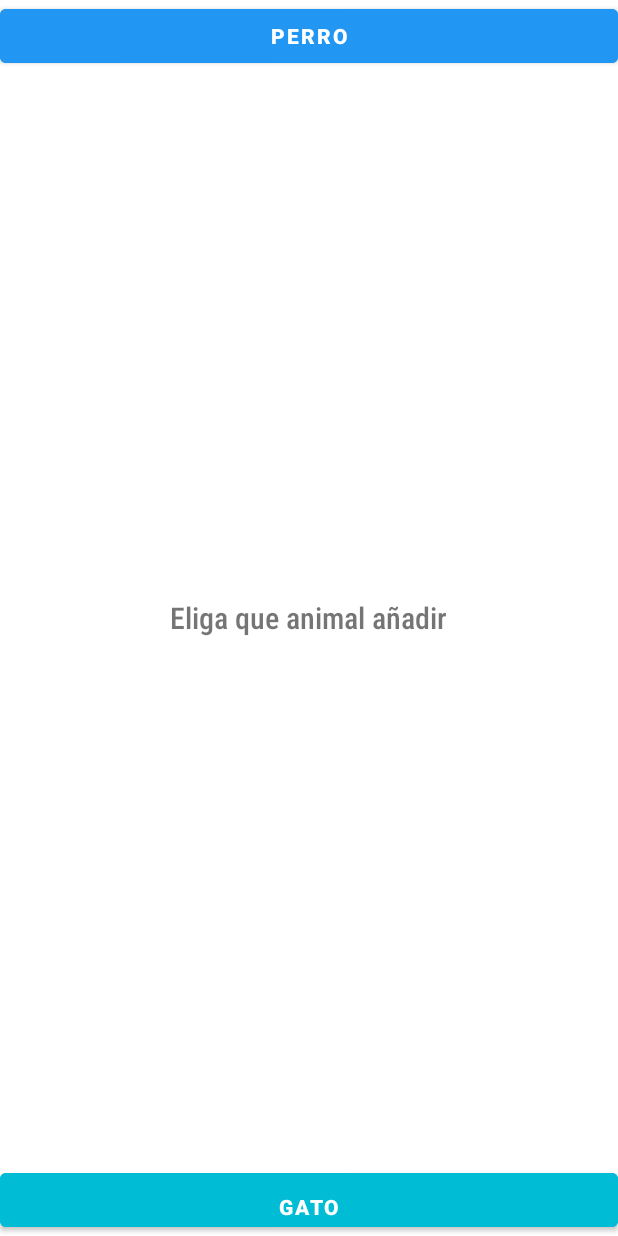
After one commit to KevinB00/FidoFriend, an Android app: the NuevaMascota screen opened directly, with no data from a screen before it, on a phone screen of 412 x 824 dp. The commit adds this screen. Run offline under Robolectric (Android 15) with nearby library versions, the phone set to English and light mode, and no system bars.

Commit message:
Cambiando viewmodel + añadiendo mascota

```diff
--- a/app/src/main/java/com/kevinbuenano/fidofriend/ui/LoginActivity.kt
+++ b/app/src/main/java/com/kevinbuenano/fidofriend/ui/LoginActivity.kt
@@ -5,9 +5,11 @@ import android.os.Bundle
 import android.widget.Toast
 import androidx.appcompat.app.AppCompatActivity
 import androidx.lifecycle.ViewModelProvider
+import androidx.lifecycle.viewmodel.CreationExtras
 import com.kevinbuenano.fidofriend.database.viewmodel.UsuarioViewModel
 import com.kevinbuenano.fidofriend.databinding.ActivityLoginBinding
 import com.kevinbuenano.fidofriend.ui.home.MenuActivity
+
 
 class LoginActivity : AppCompatActivity() {
     private lateinit var binding: ActivityLoginBinding
@@ -19,8 +21,8 @@ class LoginActivity : AppCompatActivity() {
         super.onCreate(savedInstanceState)
         setContentView(ActivityLoginBinding.inflate(layoutInflater).also { binding = it }.root)
 
-        usuarioViewModel = ViewModelProvider(this)[UsuarioViewModel::class.java]
-
+        val factory = ViewModelProvider.AndroidViewModelFactory(application)
+        usuarioViewModel = factory.create(UsuarioViewModel::class.java, CreationExtras.Empty)
         usuarioViewModel.sesionUsuarioLD.observe(this){
             usuario_nombre = it.nombre
         }
--- a/app/src/main/java/com/kevinbuenano/fidofriend/ui/home/PerfilFragment.kt
+++ b/app/src/main/java/com/kevinbuenano/fidofriend/ui/home/PerfilFragment.kt
@@ -7,6 +7,8 @@ import android.view.ViewGroup
 import android.widget.Toast
 import androidx.fragment.app.Fragment
 import androidx.lifecycle.ViewModelProvider
+import androidx.navigation.navGraphViewModels
+import com.kevinbuenano.fidofriend.R
 import com.kevinbuenano.fidofriend.database.entities.UsuarioEntity
 import com.kevinbuenano.fidofriend.database.viewmodel.UsuarioViewModel
 import com.kevinbuenano.fidofriend.databinding.FragmentPerfilBinding
@@ -23,7 +25,7 @@ import com.kevinbuenano.fidofriend.databinding.FragmentPerfilBinding
 class PerfilFragment : Fragment() {
     lateinit var binding: FragmentPerfilBinding
     lateinit var usuario: UsuarioEntity
-    lateinit var usuarioViewModel: UsuarioViewModel
+    private val usuarioViewModel: UsuarioViewModel by navGraphViewModels(R.id.menu_graph_xml)
 
     override fun onCreateView(
         inflater: LayoutInflater, container: ViewGroup?,
@@ -35,7 +37,6 @@ class PerfilFragment : Fragment() {
 
     override fun onViewCreated(view: View, savedInstanceState: Bundle?) {
         super.onViewCreated(view, savedInstanceState)
-        usuarioViewModel = ViewModelProvider(requireActivity()).get(UsuarioViewModel::class.java)
 
         usuarioViewModel.updateUsuarioLD.observe(viewLifecycleOwner) {
             if (it == null) {
--- /dev/null
+++ b/app/src/main/java/com/kevinbuenano/fidofriend/ui/newPet/NuevaMascota.kt
@@ -0,0 +1,12 @@
+package com.kevinbuenano.fidofriend.ui.newPet
+
+import androidx.appcompat.app.AppCompatActivity
+import android.os.Bundle
+import com.kevinbuenano.fidofriend.R
+
+class NuevaMascota : AppCompatActivity() {
+    override fun onCreate(savedInstanceState: Bundle?) {
+        super.onCreate(savedInstanceState)
+        setContentView(R.layout.activity_nueva_mascota)
+    }
+}
--- /dev/null
+++ b/app/src/main/java/com/kevinbuenano/fidofriend/ui/newPet/TipoMascotaFragment.kt
@@ -0,0 +1,60 @@
+package com.kevinbuenano.fidofriend.ui.newPet
+
+import android.os.Bundle
+import androidx.fragment.app.Fragment
+import android.view.LayoutInflater
+import android.view.View
+import android.view.ViewGroup
+import com.kevinbuenano.fidofriend.R
+
+// TODO: Rename parameter arguments, choose names that match
+// the fragment initialization parameters, e.g. ARG_ITEM_NUMBER
+private const val ARG_PARAM1 = "param1"
+private const val ARG_PARAM2 = "param2"
+
+/**
+ * A simple [Fragment] subclass.
+ * Use the [TipoMascotaFragment.newInstance] factory method to
+ * create an instance of this fragment.
+ */
+class TipoMascotaFragment : Fragment() {
+    // TODO: Rename and change types of parameters
+    private var param1: String? = null
+    private var param2: String? = null
+
+    override fun onCreate(savedInstanceState: Bundle?) {
+        super.onCreate(savedInstanceState)
+        arguments?.let {
+            param1 = it.getString(ARG_PARAM1)
+            param2 = it.getString(ARG_PARAM2)
+        }
+    }
+
+    override fun onCreateView(
+        inflater: LayoutInflater, container: ViewGroup?,
+        savedInstanceState: Bundle?
+    ): View? {
+        // Inflate the layout for this fragment
+        return inflater.inflate(R.layout.fragment_tipo_mascota, container, false)
+    }
+
+    companion object {
+        /**
+         * Use this factory method to create a new instance of
+         * this fragment using the provided parameters.
+         *
+         * @param param1 Parameter 1.
+         * @param param2 Parameter 2.
+         * @return A new instance of fragment TipoMascotaFragment.
+         */
+        // TODO: Rename and change types and number of parameters
+        @JvmStatic
+        fun newInstance(param1: String, param2: String) =
+            TipoMascotaFragment().apply {
+                arguments = Bundle().apply {
+                    putString(ARG_PARAM1, param1)
+                    putString(ARG_PARAM2, param2)
+                }
+            }
+    }
+}
--- /dev/null
+++ b/app/src/main/res/layout/activity_nueva_mascota.xml
@@ -0,0 +1,16 @@
+<?xml version="1.0" encoding="utf-8"?>
+<androidx.constraintlayout.widget.ConstraintLayout xmlns:android="http://schemas.android.com/apk/res/android"
+    xmlns:app="http://schemas.android.com/apk/res-auto"
+    xmlns:tools="http://schemas.android.com/tools"
+    android:layout_width="match_parent"
+    android:layout_height="match_parent"
+    tools:context=".ui.newPet.NuevaMascota">
+
+    <androidx.fragment.app.FragmentContainerView
+        android:id="@+id/fragmentContainerView"
+        android:name="androidx.navigation.fragment.NavHostFragment"
+        android:layout_width="match_parent"
+        android:layout_height="match_parent"
+        app:defaultNavHost="true"
+        app:navGraph="@navigation/nueva_mascota_menu" />
+</androidx.constraintlayout.widget.ConstraintLayout>
--- /dev/null
+++ b/app/src/main/res/layout/fragment_tipo_mascota.xml
@@ -0,0 +1,39 @@
+<?xml version="1.0" encoding="utf-8"?>
+<FrameLayout xmlns:android="http://schemas.android.com/apk/res/android"
+    xmlns:tools="http://schemas.android.com/tools"
+    android:layout_width="match_parent"
+    android:layout_height="match_parent"
+    tools:context=".ui.newPet.TipoMascotaFragment">
+
+    <Button
+        android:id="@+id/btnTipoPerro"
+        android:layout_width="match_parent"
+        android:layout_height="wrap_content"
+        android:backgroundTint="#2196F3"
+        android:text="Perro"
+        android:textAlignment="center"
+        android:textStyle="bold" />
+
+    <TextView
+        android:id="@+id/tViewInfo"
+        android:layout_width="wrap_content"
+        android:layout_height="wrap_content"
+        android:layout_gravity="center"
+        android:fontFamily="sans-serif-condensed-light"
+        android:text="Eliga que animal añadir"
+        android:textAlignment="center"
+        android:textAllCaps="false"
+        android:textSize="20sp"
+        android:textStyle="bold" />
+
+    <Button
+        android:id="@+id/btnTipoGato"
+        android:layout_width="match_parent"
+        android:layout_height="wrap_content"
+        android:layout_gravity="bottom"
+        android:backgroundTint="#00BCD4"
+        android:gravity="bottom"
+        android:text="Gato"
+        android:textAlignment="center"
+        android:textStyle="bold" />
+</FrameLayout>
--- /dev/null
+++ b/app/src/main/res/navigation/nueva_mascota_menu.xml
@@ -0,0 +1,13 @@
+<?xml version="1.0" encoding="utf-8"?>
+<navigation xmlns:android="http://schemas.android.com/apk/res/android"
+    xmlns:app="http://schemas.android.com/apk/res-auto"
+    xmlns:tools="http://schemas.android.com/tools"
+    android:id="@+id/nueva_mascota_menu"
+    app:startDestination="@id/tipoMascotaFragment">
+
+    <fragment
+        android:id="@+id/tipoMascotaFragment"
+        android:name="com.kevinbuenano.fidofriend.ui.newPet.TipoMascotaFragment"
+        android:label="fragment_tipo_mascota"
+        tools:layout="@layout/fragment_tipo_mascota" />
+</navigation>
--- a/app/src/main/res/values/strings.xml
+++ b/app/src/main/res/values/strings.xml
@@ -2,4 +2,5 @@
     <string name="app_name">FidoFriend</string>
     <!-- TODO: Remove or change this placeholder text -->
     <string name="hello_blank_fragment">Hello blank fragment</string>
+    <string name="title_activity_nueva_mascota">NuevaMascotaActivity</string>
 </resources>
```
Also changed, not shown: app/build.gradle (+27 -0 lines), app/src/main/AndroidManifest.xml (+8 -0 lines), app/src/main/java/com/kevinbuenano/fidofriend/database/viewmodel/UsuarioViewModel.kt (+22 -13 lines), app/src/main/java/com/kevinbuenano/fidofriend/ui/home/HomeFragment.kt (+12 -3 lines), app/src/main/java/com/kevinbuenano/fidofriend/ui/home/MenuActivity.kt (+11 -0 lines).
